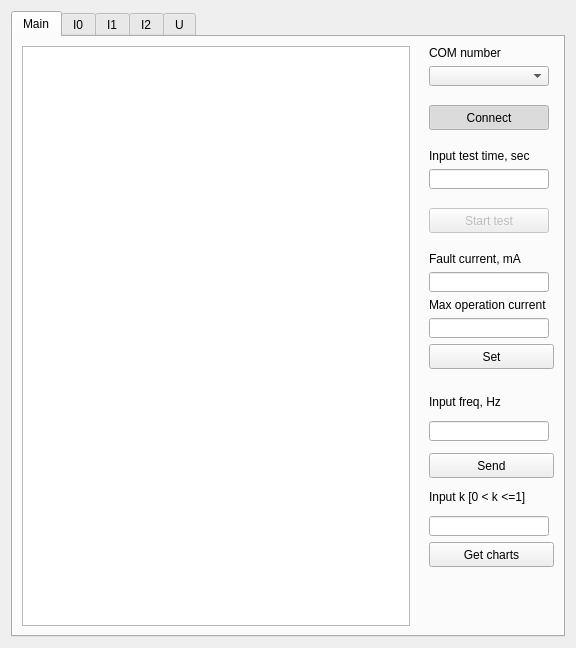
Before: the Qt Designer form widget.ui in TamaraSoloveva/DvigMon, drawn with Qt 5.
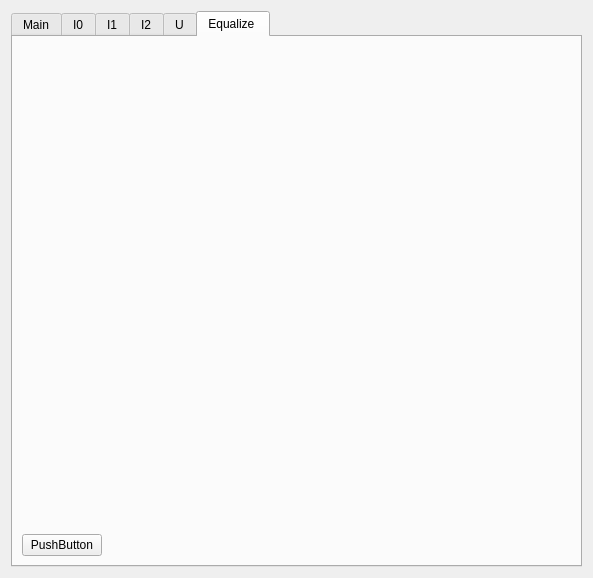
After: the same form once the commit is applied.

```diff
--- a/widget.ui
+++ b/widget.ui
@@ -6,18 +6,30 @@
    <rect>
     <x>0</x>
     <y>0</y>
-    <width>576</width>
-    <height>648</height>
+    <width>593</width>
+    <height>578</height>
    </rect>
   </property>
+  <property name="minimumSize">
+   <size>
+    <width>561</width>
+    <height>578</height>
+   </size>
+  </property>
   <property name="windowTitle">
    <string>Widget</string>
   </property>
-  <layout class="QGridLayout" name="gridLayout">
+  <layout class="QGridLayout" name="gridLayout_3">
    <item row="0" column="0">
     <widget class="QTabWidget" name="tabWidget">
+     <property name="minimumSize">
+      <size>
+       <width>561</width>
+       <height>555</height>
+      </size>
+     </property>
      <property name="currentIndex">
-      <number>0</number>
+      <number>5</number>
      </property>
      <widget class="QWidget" name="tab">
       <attribute name="title">
@@ -537,6 +549,54 @@
        <string>U</string>
       </attribute>
      </widget>
+     <widget class="QWidget" name="tab_6">
+      <attribute name="title">
+       <string>Equalize </string>
+      </attribute>
+      <layout class="QGridLayout" name="gridLayout_4">
+       <item row="0" column="0">
+        <layout class="QGridLayout" name="gridLayout">
+         <item row="0" column="0">
+          <spacer name="verticalSpacer_12">
+           <property name="orientation">
+            <enum>Qt::Vertical</enum>
+           </property>
+           <property name="sizeHint" stdset="0">
+            <size>
+             <width>20</width>
+             <height>40</height>
+            </size>
+           </property>
+          </spacer>
+         </item>
+         <item row="1" column="0">
+          <layout class="QHBoxLayout" name="horizontalLayout_2">
+           <item>
+            <widget class="QPushButton" name="pushButton_6">
+             <property name="text">
+              <string>PushButton</string>
+             </property>
+            </widget>
+           </item>
+           <item>
+            <spacer name="horizontalSpacer_2">
+             <property name="orientation">
+              <enum>Qt::Horizontal</enum>
+             </property>
+             <property name="sizeHint" stdset="0">
+              <size>
+               <width>40</width>
+               <height>20</height>
+              </size>
+             </property>
+            </spacer>
+           </item>
+          </layout>
+         </item>
+        </layout>
+       </item>
+      </layout>
+     </widget>
     </widget>
    </item>
   </layout>
```
